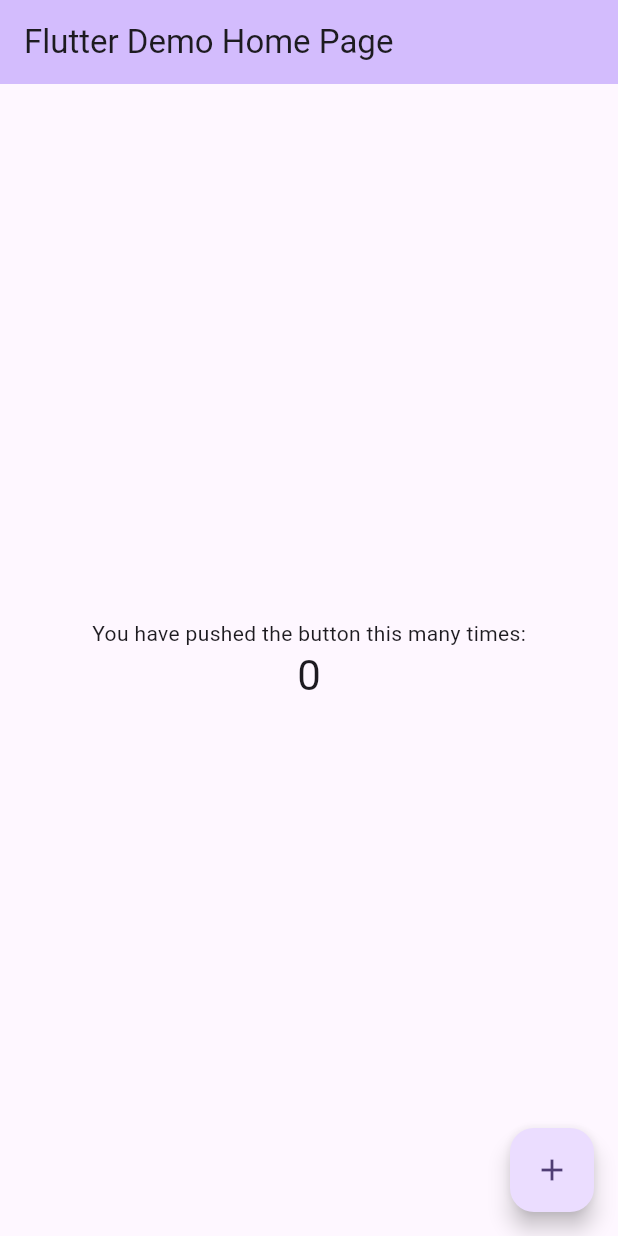
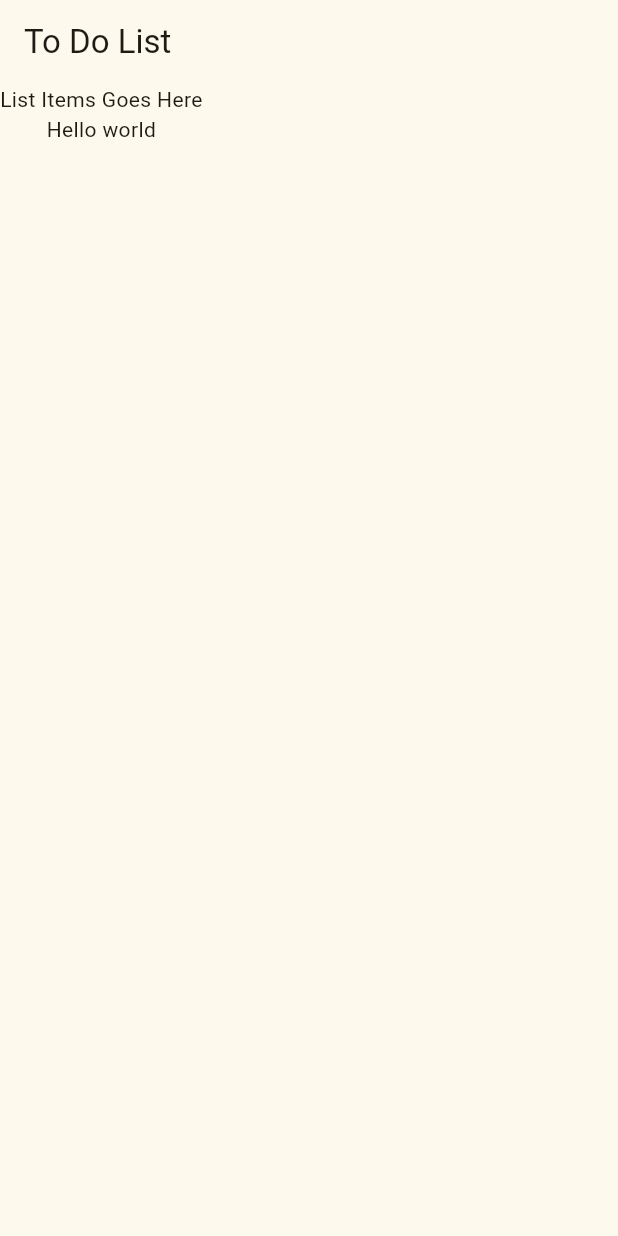
Before and after one commit to jayceebuarao/todo-list, a Flutter app: the screen it shows after launch, on a phone screen of 412 x 824 dp. Run offline on Flutter 3.47's test engine with Material 2 defaults, Android fonts, the phone set to English and light mode, and no system bars.

Commit message:
created base files

```diff
--- a/lib/main.dart
+++ b/lib/main.dart
@@ -1,4 +1,5 @@
 import 'package:flutter/material.dart';
+import 'package:todo_list/todos.dart';
 
 void main() {
   runApp(const MyApp());
@@ -11,115 +12,13 @@ class MyApp extends StatelessWidget {
   @override
   Widget build(BuildContext context) {
     return MaterialApp(
-      title: 'Flutter Demo',
+      title: 'To Do List',
       theme: ThemeData(
-        // This is the theme of your application.
-        //
-        // TRY THIS: Try running your application with "flutter run". You'll see
-        // the application has a blue toolbar. Then, without quitting the app,
-        // try changing the seedColor in the colorScheme below to Colors.green
-        // and then invoke "hot reload" (save your changes or press the "hot
-        // reload" button in a Flutter-supported IDE, or press "r" if you used
-        // the command line to start the app).
-        //
-        // Notice that the counter didn't reset back to zero; the application
-        // state is not lost during the reload. To reset the state, use hot
-        // restart instead.
-        //
-        // This works for code too, not just values: Most code changes can be
-        // tested with just a hot reload.
-        colorScheme: ColorScheme.fromSeed(seedColor: Colors.deepPurple),
+        colorScheme: ColorScheme.fromSeed(
+            seedColor: const Color.fromARGB(255, 255, 252, 50)),
         useMaterial3: true,
       ),
-      home: const MyHomePage(title: 'Flutter Demo Home Page'),
+      home: const ToDos(),
     );
   }
 }
-
-class MyHomePage extends StatefulWidget {
-  const MyHomePage({super.key, required this.title});
-
-  // This widget is the home page of your application. It is stateful, meaning
-  // that it has a State object (defined below) that contains fields that affect
-  // how it looks.
-
-  // This class is the configuration for the state. It holds the values (in this
-  // case the title) provided by the parent (in this case the App widget) and
-  // used by the build method of the State. Fields in a Widget subclass are
-  // always marked "final".
-
-  final String title;
-
-  @override
-  State<MyHomePage> createState() => _MyHomePageState();
-}
-
-class _MyHomePageState extends State<MyHomePage> {
-  int _counter = 0;
-
-  void _incrementCounter() {
-    setState(() {
-      // This call to setState tells the Flutter framework that something has
-      // changed in this State, which causes it to rerun the build method below
-      // so that the display can reflect the updated values. If we changed
-      // _counter without calling setState(), then the build method would not be
-      // called again, and so nothing would appear to happen.
-      _counter++;
-    });
-  }
-
-  @override
-  Widget build(BuildContext context) {
-    // This method is rerun every time setState is called, for instance as done
-    // by the _incrementCounter method above.
-    //
-    // The Flutter framework has been optimized to make rerunning build methods
-    // fast, so that you can just rebuild anything that needs updating rather
-    // than having to individually change instances of widgets.
-    return Scaffold(
-      appBar: AppBar(
-        // TRY THIS: Try changing the color here to a specific color (to
-        // Colors.amber, perhaps?) and trigger a hot reload to see the AppBar
-        // change color while the other colors stay the same.
-        backgroundColor: Theme.of(context).colorScheme.inversePrimary,
-        // Here we take the value from the MyHomePage object that was created by
-        // the App.build method, and use it to set our appbar title.
-        title: Text(widget.title),
-      ),
-      body: Center(
-        // Center is a layout widget. It takes a single child and positions it
-        // in the middle of the parent.
-        child: Column(
-          // Column is also a layout widget. It takes a list of children and
-          // arranges them vertically. By default, it sizes itself to fit its
-          // children horizontally, and tries to be as tall as its parent.
-          //
-          // Column has various properties to control how it sizes itself and
-          // how it positions its children. Here we use mainAxisAlignment to
-          // center the children vertically; the main axis here is the vertical
-          // axis because Columns are vertical (the cross axis would be
-          // horizontal).
-          //
-          // TRY THIS: Invoke "debug painting" (choose the "Toggle Debug Paint"
-          // action in the IDE, or press "p" in the console), to see the
-          // wireframe for each widget.
-          mainAxisAlignment: MainAxisAlignment.center,
-          children: <Widget>[
-            const Text(
-              'You have pushed the button this many times:',
-            ),
-            Text(
-              '$_counter',
-              style: Theme.of(context).textTheme.headlineMedium,
-            ),
-          ],
-        ),
-      ),
-      floatingActionButton: FloatingActionButton(
-        onPressed: _incrementCounter,
-        tooltip: 'Increment',
-        child: const Icon(Icons.add),
-      ), // This trailing comma makes auto-formatting nicer for build methods.
-    );
-  }
-}
--- /dev/null
+++ b/lib/todos.dart
@@ -0,0 +1,25 @@
+import 'package:flutter/material.dart';
+
+class ToDos extends StatefulWidget {
+  const ToDos({super.key});
+
+  @override
+  State<ToDos> createState() => _ToDosState();
+}
+
+class _ToDosState extends State<ToDos> {
+  @override
+  Widget build(BuildContext context) {
+    return Scaffold(
+      appBar: AppBar(
+        title: const Text('To Do List'),
+      ),
+      body: const Column(
+        children: [
+          Text('List Items Goes Here'),
+          Text('Hello world'),
+        ],
+      ),
+    );
+  }
+}
```
